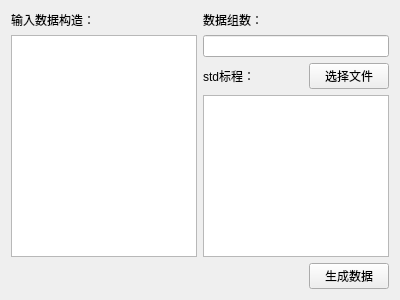
The window that src/views/MainWindow/mainwindow.ui (huangjunhao5/DataMaker-Qt5) describes before a commit, drawn with Qt 5.
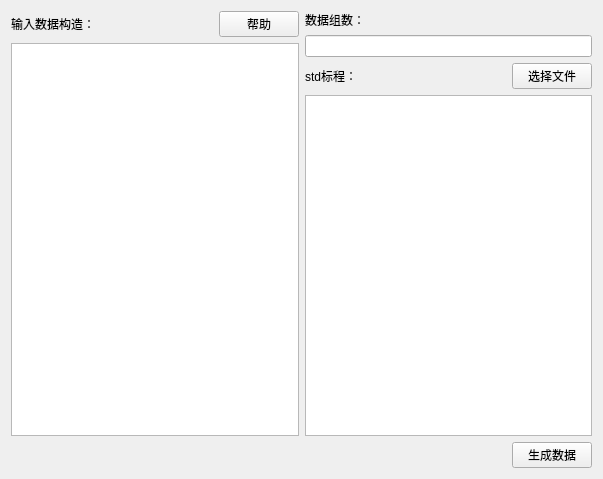
The same window after the commit.

```diff
--- a/src/views/MainWindow/mainwindow.ui
+++ b/src/views/MainWindow/mainwindow.ui
@@ -6,8 +6,8 @@
    <rect>
     <x>0</x>
     <y>0</y>
-    <width>400</width>
-    <height>300</height>
+    <width>603</width>
+    <height>479</height>
    </rect>
   </property>
   <property name="windowTitle">
@@ -19,11 +19,35 @@
      <item>
       <layout class="QVBoxLayout" name="verticalLayout">
        <item>
+        <layout class="QHBoxLayout" name="horizontalLayout_4">
+         <item>
         <widget class="QLabel" name="label_3">
          <property name="text">
           <string>输入数据构造：</string>
          </property>
         </widget>
+         </item>
+         <item>
+          <spacer name="horizontalSpacer_3">
+           <property name="orientation">
+            <enum>Qt::Horizontal</enum>
+           </property>
+           <property name="sizeHint" stdset="0">
+            <size>
+             <width>40</width>
+             <height>20</height>
+            </size>
+           </property>
+          </spacer>
+         </item>
+         <item>
+          <widget class="QPushButton" name="helpBtn">
+           <property name="text">
+            <string>帮助</string>
+           </property>
+          </widget>
+         </item>
+        </layout>
        </item>
        <item>
         <widget class="QTextEdit" name="makeFunText"/>
```
Left out of the diff: 2 changed lines with no effect on the pictures. Lines whose indentation alone changed are shown as unchanged.
